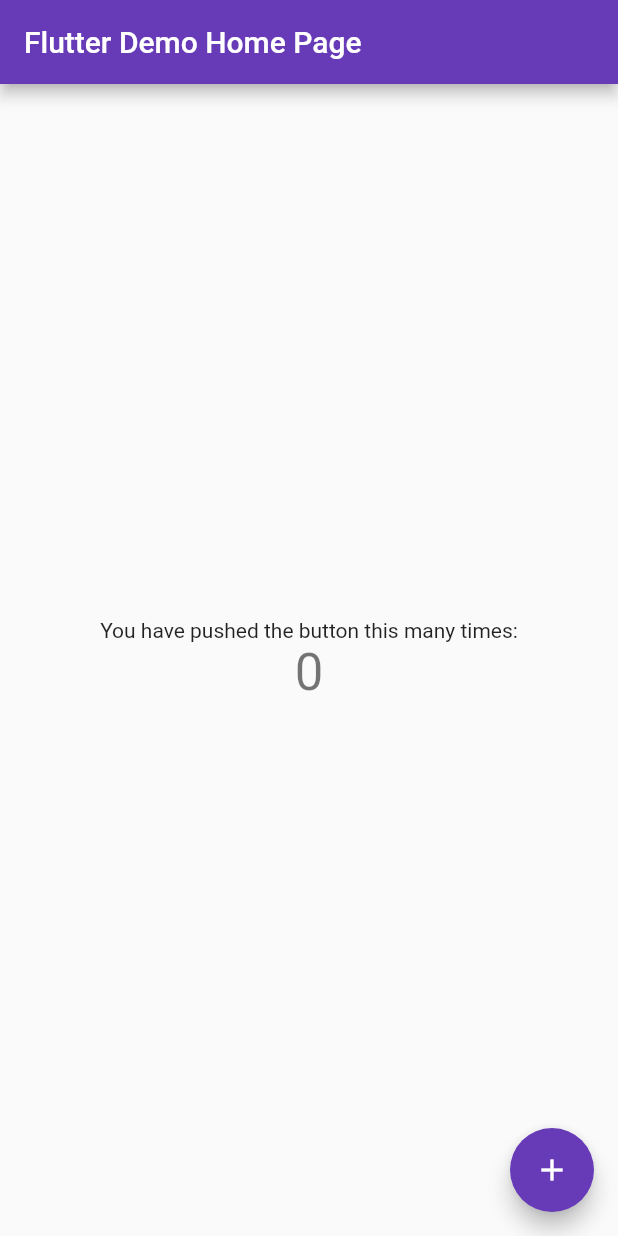
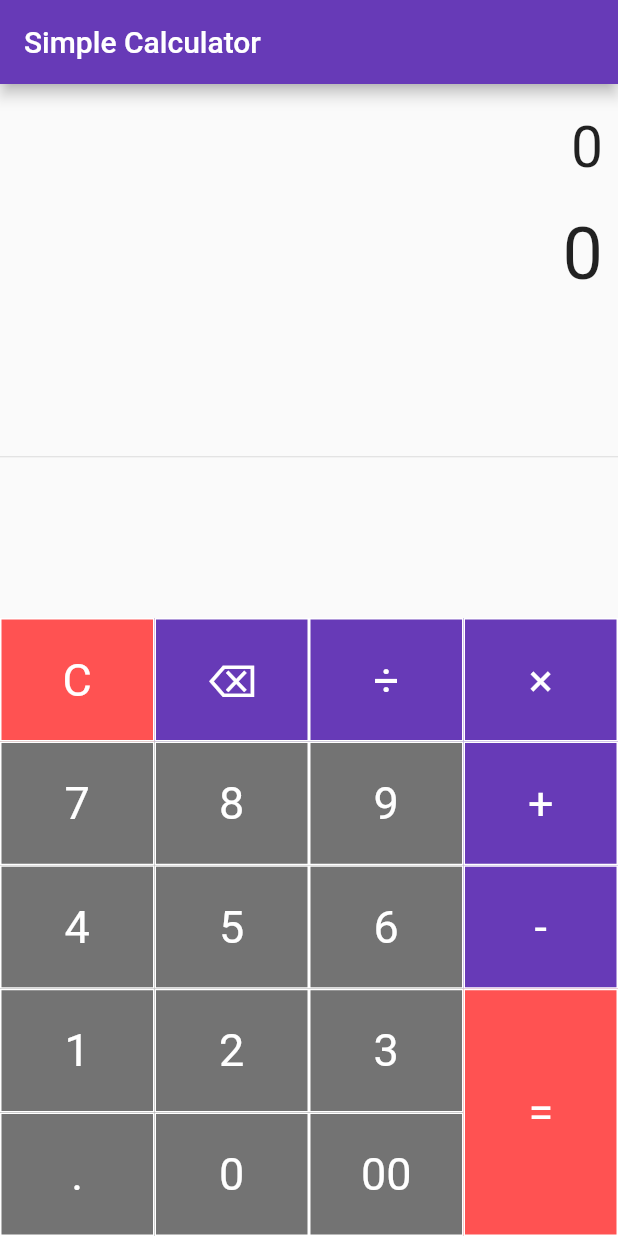
Before and after one commit to manishmeshram51/calculatorapp, a Flutter app: the screen it shows after launch, on a phone screen of 412 x 824 dp. Run offline on Flutter 3.47's test engine with Material 2 defaults, Android fonts, the phone set to English and light mode, and no system bars.

Commit message:
complete design layout for calculator

```diff
--- a/lib/main.dart
+++ b/lib/main.dart
@@ -9,109 +9,138 @@ class MyApp extends StatelessWidget {
   @override
   Widget build(BuildContext context) {
     return MaterialApp(
-      title: 'Flutter Demo',
+      title: 'Calculator App',
+      debugShowCheckedModeBanner: false,
       theme: ThemeData(
-        // This is the theme of your application.
-        //
-        // Try running your application with "flutter run". You'll see the
-        // application has a blue toolbar. Then, without quitting the app, try
-        // changing the primarySwatch below to Colors.green and then invoke
-        // "hot reload" (press "r" in the console where you ran "flutter run",
-        // or simply save your changes to "hot reload" in a Flutter IDE).
-        // Notice that the counter didn't reset back to zero; the application
-        // is not restarted.
         primarySwatch: Colors.deepPurple,
-        // This makes the visual density adapt to the platform that you run
-        // the app on. For desktop platforms, the controls will be smaller and
-        // closer together (more dense) than on mobile platforms.
+        brightness: Brightness.light,
         visualDensity: VisualDensity.adaptivePlatformDensity,
       ),
-      home: MyHomePage(title: 'Flutter Demo Home Page '),
+      home: SimpleCalculator(),
     );
   }
 }
 
-class MyHomePage extends StatefulWidget {
-  MyHomePage({Key key, this.title}) : super(key: key);
-
-  // This widget is the home page of your application. It is stateful, meaning
-  // that it has a State object (defined below) that contains fields that affect
-  // how it looks.
-
-  // This class is the configuration for the state. It holds the values (in this
-  // case the title) provided by the parent (in this case the App widget) and
-  // used by the build method of the State. Fields in a Widget subclass are
-  // always marked "final".
-
-  final String title;
-
+class SimpleCalculator extends StatefulWidget {
   @override
-  _MyHomePageState createState() => _MyHomePageState();
+  _SimpleCalculatorState createState() => _SimpleCalculatorState();
 }
 
-class _MyHomePageState extends State<MyHomePage> {
-  int _counter = 0;
-
-  void _incrementCounter() {
-    setState(() {
-      // This call to setState tells the Flutter framework that something has
-      // changed in this State, which causes it to rerun the build method below
-      // so that the display can reflect the updated values. If we changed
-      // _counter without calling setState(), then the build method would not be
-      // called again, and so nothing would appear to happen.
-      _counter++;
-    });
+class _SimpleCalculatorState extends State<SimpleCalculator> {
+  Widget buildButton(
+      String buttonText, double buttonHeight, Color buttonColor) {
+    return Container(
+      height: MediaQuery.of(context).size.height * 0.1 * buttonHeight,
+      color: buttonColor,
+      child: FlatButton(
+        shape: RoundedRectangleBorder(
+          borderRadius: BorderRadius.circular(0.0),
+          side: BorderSide(
+              color: Colors.white, width: 1.0, style: BorderStyle.solid),
+        ),
+        padding: EdgeInsets.all(16.0),
+        onPressed: () => {},
+        child: Text(
+          buttonText,
+          style: TextStyle(
+              fontSize: 30.0,
+              fontWeight: FontWeight.normal,
+              color: Colors.white),
+        ),
+      ),
+    );
   }
 
   @override
   Widget build(BuildContext context) {
-    // This method is rerun every time setState is called, for instance as done
-    // by the _incrementCounter method above.
-    //
-    // The Flutter framework has been optimized to make rerunning build methods
-    // fast, so that you can just rebuild anything that needs updating rather
-    // than having to individually change instances of widgets.
     return Scaffold(
       appBar: AppBar(
-        // Here we take the value from the MyHomePage object that was created by
-        // the App.build method, and use it to set our appbar title.
-        title: Text(widget.title),
+        title: Text("Simple Calculator"),
       ),
-      body: Center(
-        // Center is a layout widget. It takes a single child and positions it
-        // in the middle of the parent.
-        child: Column(
-          // Column is also a layout widget. It takes a list of children and
-          // arranges them vertically. By default, it sizes itself to fit its
-          // children horizontally, and tries to be as tall as its parent.
-          //
-          // Invoke "debug painting" (press "p" in the console, choose the
-          // "Toggle Debug Paint" action from the Flutter Inspector in Android
-          // Studio, or the "Toggle Debug Paint" command in Visual Studio Code)
-          // to see the wireframe for each widget.
-          //
-          // Column has various properties to control how it sizes itself and
-          // how it positions its children. Here we use mainAxisAlignment to
-          // center the children vertically; the main axis here is the vertical
-          // axis because Columns are vertical (the cross axis would be
-          // horizontal).
-          mainAxisAlignment: MainAxisAlignment.center,
-          children: <Widget>[
-            Text(
-              'You have pushed the button this many times:',
+      body: new Column(
+        children: <Widget>[
+          new Container(
+            alignment: Alignment.centerRight,
+            padding: EdgeInsets.fromLTRB(10, 20, 10, 0),
+            child: Text(
+              "0",
+              style: TextStyle(fontSize: 38.0),
             ),
-            Text(
-              '$_counter',
-              style: Theme.of(context).textTheme.headline4,
+          ),
+          new Container(
+            alignment: Alignment.centerRight,
+            padding: EdgeInsets.fromLTRB(10, 20, 10, 0),
+            child: Text(
+              "0",
+              style: TextStyle(fontSize: 48.0),
             ),
-          ],
-        ),
+          ),
+          Expanded(child: Divider()),
+
+          // ? 75% layout
+          new Row(
+            // mainAxisAlignment: MainAxisAlignment.center,
+            children: <Widget>[
+              Container(
+                width: MediaQuery.of(context).size.width * 0.75,
+                child: Table(
+                  children: [
+                    TableRow(children: [
+                      // ! row
+                      buildButton("C", 1, Colors.redAccent),
+                      buildButton("⌫", 1, Colors.deepPurple),
+                      buildButton("÷", 1, Colors.deepPurple),
+                    ]),
+                    TableRow(children: [
+                      // ! row
+                      buildButton("7", 1, Colors.black54),
+                      buildButton("8", 1, Colors.black54),
+                      buildButton("9", 1, Colors.black54),
+                    ]),
+                    TableRow(children: [
+                      // ! row
+                      buildButton("4", 1, Colors.black54),
+                      buildButton("5", 1, Colors.black54),
+                      buildButton("6", 1, Colors.black54),
+                    ]),
+                    TableRow(children: [
+                      // ! row
+                      buildButton("1", 1, Colors.black54),
+                      buildButton("2", 1, Colors.black54),
+                      buildButton("3", 1, Colors.black54),
+                    ]),
+                    TableRow(children: [
+                      // ! row
+                      buildButton(".", 1, Colors.black54),
+                      buildButton("0", 1, Colors.black54),
+                      buildButton("00", 1, Colors.black54),
+                    ]),
+                  ],
+                ),
+              ),
+              Container(
+                width: MediaQuery.of(context).size.width * 0.25,
+                child: Table(
+                  children: [
+                    TableRow(children: [
+                      buildButton("×", 1, Colors.deepPurple),
+                    ]),
+                    TableRow(children: [
+                      buildButton("+", 1, Colors.deepPurple),
+                    ]),
+                    TableRow(children: [
+                      buildButton("-", 1, Colors.deepPurple),
+                    ]),
+                    TableRow(children: [
+                      buildButton("=", 2, Colors.redAccent),
+                    ])
+                  ],
+                ),
+              ),
+            ],
+          )
+        ],
       ),
-      floatingActionButton: FloatingActionButton(
-        onPressed: _incrementCounter,
-        tooltip: 'Increment',
-        child: Icon(Icons.add),
-      ), // This trailing comma makes auto-formatting nicer for build methods.
     );
   }
 }
```
